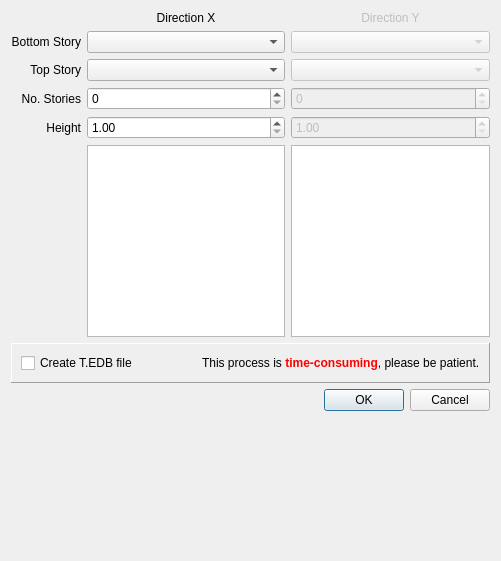
Before: the Qt Designer form civilTools/widgets/drift.ui in ebrahimraeyat/OSAFE, drawn with Qt 5.
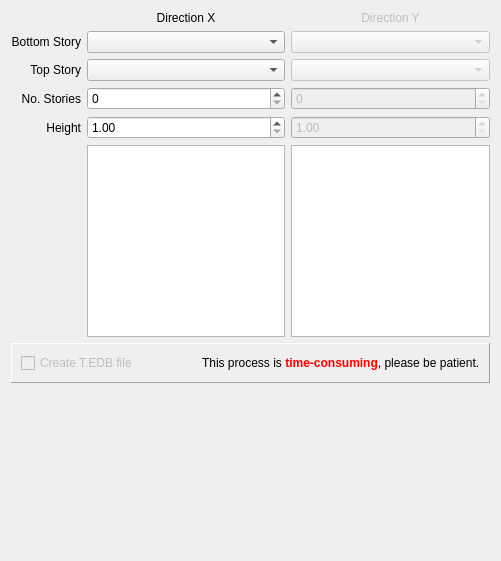
After: the same form once the commit is applied.

Commit message: export automatic drift to FreeCAD

The edit to the form file:
```diff
--- a/civilTools/widgets/drift.ui
+++ b/civilTools/widgets/drift.ui
@@ -177,6 +177,9 @@
      <layout class="QHBoxLayout" name="horizontalLayout_2">
       <item>
        <widget class="QCheckBox" name="create_t_file_box">
+        <property name="enabled">
+         <bool>false</bool>
+        </property>
         <property name="text">
          <string>Create T.EDB file</string>
         </property>
@@ -195,16 +198,6 @@
      </layout>
     </widget>
    </item>
-   <item>
-    <widget class="QDialogButtonBox" name="buttonBox">
-     <property name="orientation">
-      <enum>Qt::Horizontal</enum>
-     </property>
-     <property name="standardButtons">
-      <set>QDialogButtonBox::Cancel|QDialogButtonBox::Ok</set>
-     </property>
-    </widget>
-   </item>
    <item>
     <spacer name="verticalSpacer">
      <property name="orientation">
```
Left out of the diff: 35 changed lines with no effect on the pictures. The commit also changes 2 other files.
